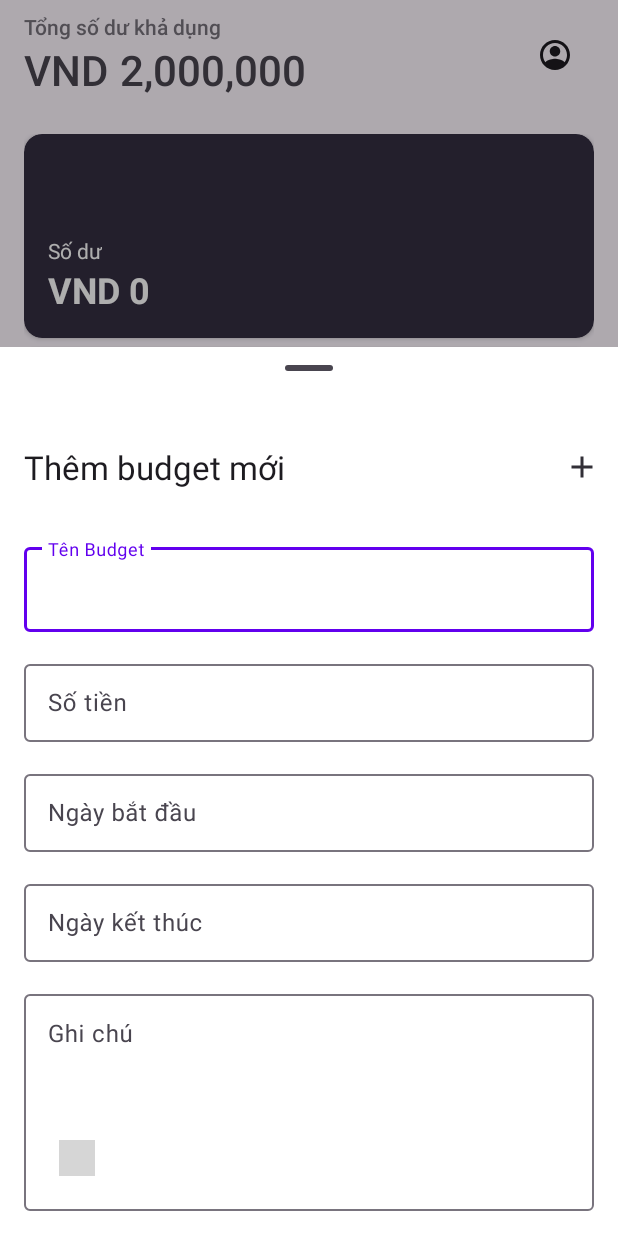
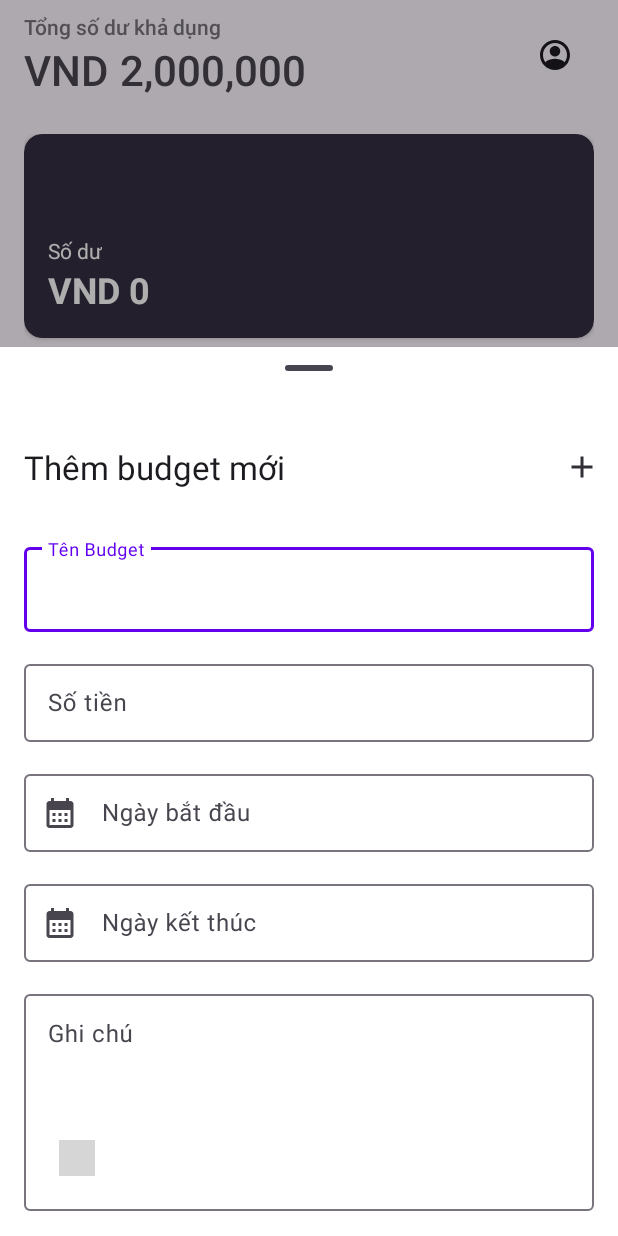
Before and after one commit to khanhworktime/financityFeedMyWallet, an Android app: the fragment BudgetBottomSheet placed in its activity, after a tap on "Thêm", on a phone screen of 412 x 824 dp. Run offline under Robolectric (Android 15) with nearby library versions, the phone set to English and light mode, and no system bars; grey boxes are pictures that could not be loaded.

Commit message:
Link gg firebase, add bottom sheet

```diff
--- a/app/src/main/java/com/financity/feedmywallet/budget/BudgetBottomSheet.java
+++ b/app/src/main/java/com/financity/feedmywallet/budget/BudgetBottomSheet.java
@@ -5,6 +5,7 @@ import static com.financity.feedmywallet.App.wallet;
 
 import android.annotation.SuppressLint;
 import android.os.Bundle;
+import android.text.Editable;
 import android.view.LayoutInflater;
 import android.view.View;
 import android.view.ViewGroup;
@@ -15,7 +16,9 @@ import androidx.annotation.Nullable;
 import com.financity.feedmywallet.R;
 import com.google.android.material.appbar.MaterialToolbar;
 import com.google.android.material.bottomsheet.BottomSheetDialogFragment;
+import com.google.android.material.datepicker.MaterialDatePicker;
 import com.google.android.material.textfield.TextInputEditText;
+import com.google.android.material.textfield.TextInputLayout;
 
 import java.util.Date;
 
@@ -38,18 +41,29 @@ public class BudgetBottomSheet extends BottomSheetDialogFragment {
 
         TextInputEditText inpBudgetName = view.findViewById(R.id.inpBudgetName);
         TextInputEditText inpBudgetAmount = view.findViewById(R.id.inpBudgetAmount);
-        TextInputEditText inpBudgetStartDate = view.findViewById(R.id.inpBudgetStartDate);
-        TextInputEditText inpBudgetEndDate = view.findViewById(R.id.inpBudgetEndDate);
+        TextInputLayout inpBudgetStartDateBox = view.findViewById(R.id.inpBudgetStartDateBox);
+        TextInputLayout inpBudgetEndDateBox = view.findViewById(R.id.inpBudgetEndDateBox);
         TextInputEditText inpBudgetNote = view.findViewById(R.id.inpBudgetNote);
 
         MaterialToolbar topAppBar = view.findViewById(R.id.topAppBar);
 
+//        Top bar add button
         topAppBar.setOnMenuItemClickListener(item -> {
-            if (item.getItemId() == R.id.mItemAddBudget) {
-//                budgets.add(new Budget(inpBudgetAmount, inpBudgetName.toString(), inpBudgetNote.toString(), false, wallet, Date.parse(inpBudgetStartDate.toString())))
-                return true;
-            }
-            return false;
+            //                budgets.add(new Budget(inpBudgetAmount, inpBudgetName.toString(), inpBudgetNote.toString(), false, wallet, Date.parse(inpBudgetStartDate.toString())))
+            return item.getItemId() == R.id.mItemAddBudget;
+        });
+
+//        inpBudgetStartDate and inpBudgetEndDate handlers
+
+        inpBudgetStartDateBox.setOnClickListener(v -> {
+            MaterialDatePicker.Builder<Long> datePickerBuilder = MaterialDatePicker.Builder.datePicker();
+            MaterialDatePicker<Long> datePicker = datePickerBuilder.setTitleText("Ngày bắt đầu")
+                    .setSelection(MaterialDatePicker.todayInUtcMilliseconds())
+                    .setPositiveButtonText("OK")
+                    .setNegativeButtonText("Hủy")
+                    .build();
+
+            datePicker.show(getParentFragmentManager(), "DatePickerForStartDate");
         });
 
         return view;
--- /dev/null
+++ b/app/src/main/res/drawable/ic_baseline_calendar_month_24.xml
@@ -0,0 +1,5 @@
+<vector android:height="24dp" android:tint="#322F37"
+    android:viewportHeight="24" android:viewportWidth="24"
+    android:width="24dp" xmlns:android="http://schemas.android.com/apk/res/android">
+    <path android:fillColor="@android:color/white" android:pathData="M19,4h-1V2h-2v2H8V2H6v2H5C3.89,4 3.01,4.9 3.01,6L3,20c0,1.1 0.89,2 2,2h14c1.1,0 2,-0.9 2,-2V6C21,4.9 20.1,4 19,4zM19,20H5V10h14V20zM9,14H7v-2h2V14zM13,14h-2v-2h2V14zM17,14h-2v-2h2V14zM9,18H7v-2h2V18zM13,18h-2v-2h2V18zM17,18h-2v-2h2V18z"/>
+</vector>
--- a/app/src/main/res/layout/bottom_sheet_add_new_budget.xml
+++ b/app/src/main/res/layout/bottom_sheet_add_new_budget.xml
@@ -81,11 +81,12 @@
     </com.google.android.material.textfield.TextInputLayout>
 
     <com.google.android.material.textfield.TextInputLayout
-        android:id="@+id/textField2"
+        android:id="@+id/inpBudgetStartDateBox"
         android:layout_width="0dp"
         android:layout_height="57dp"
         android:layout_marginTop="16dp"
         android:hint="@string/ngayBD"
+        app:startIconDrawable="@drawable/ic_baseline_calendar_month_24"
         app:layout_constraintEnd_toEndOf="@+id/textField"
         app:layout_constraintStart_toStartOf="@+id/textField"
         app:layout_constraintTop_toBottomOf="@+id/textField1">
@@ -100,14 +101,15 @@
     </com.google.android.material.textfield.TextInputLayout>
 
     <com.google.android.material.textfield.TextInputLayout
-        android:id="@+id/textField3"
+        android:id="@+id/inpBudgetEndDateBox"
         android:layout_width="0dp"
         android:layout_height="57dp"
         android:layout_marginTop="16dp"
         android:hint="@string/ngayKT"
+        app:startIconDrawable="@drawable/ic_baseline_calendar_month_24"
         app:layout_constraintEnd_toEndOf="@+id/textField"
         app:layout_constraintStart_toStartOf="@+id/textField"
-        app:layout_constraintTop_toBottomOf="@+id/textField2">
+        app:layout_constraintTop_toBottomOf="@+id/inpBudgetStartDateBox">
 
         <com.google.android.material.textfield.TextInputEditText
             android:id="@+id/inpBudgetEndDate"
@@ -129,7 +131,7 @@
         app:layout_constraintBottom_toBottomOf="parent"
         app:layout_constraintEnd_toEndOf="@+id/textField"
         app:layout_constraintStart_toStartOf="@+id/textField"
-        app:layout_constraintTop_toBottomOf="@+id/textField3"
+        app:layout_constraintTop_toBottomOf="@+id/inpBudgetEndDateBox"
         app:layout_constraintVertical_bias="1.0">
 
         <com.google.android.material.textfield.TextInputEditText
@@ -143,4 +145,5 @@
     </com.google.android.material.textfield.TextInputLayout>
 
 
+
 </androidx.constraintlayout.widget.ConstraintLayout>
```
Also changed, not shown: app/build.gradle (+13 -0 lines), build.gradle (+16 -0 lines), 1 other file.
